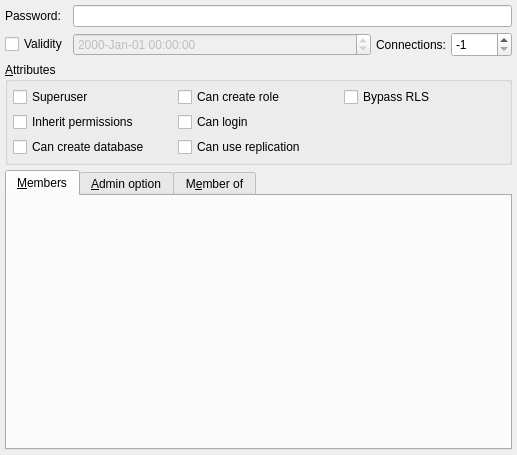
This is libs/libgui/ui/dbobjects/rolewidget.ui in maniac787/pgmodeler as Qt 5 draws it before an edit. The edited form follows.
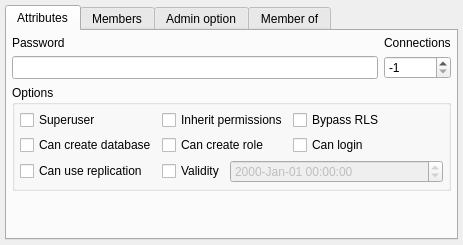
This is the edited form. Icons and pictures are not drawn.

Commit message:
WIP: Refactor RoleWidget layout and improve tab naming consistency
- WIP: Refactored RoleWidget to use configureTabbedLayout()
- WIP: Updated member role tables creation and layout
- WIP: Changed password field name: passwd_edt -> password_edt
- WIP: Adjusted minimum size: 580x550 -> 600x320
- Renamed DatabaseWidget tabs: 'Settings' -> 'Attributes', fixed object names
- Fixed DatabaseWidget info frame message typo: 'denpendency' -> 'dependency'
- Changed CastWidget tab name: 'Cast attributes' -> 'Attributes'
- Changed BaseObjectWidget General tab icon: 'attribute' -> 'objects'

Diff of the .ui file:
```diff
--- a/libs/libgui/ui/dbobjects/rolewidget.ui
+++ b/libs/libgui/ui/dbobjects/rolewidget.ui
@@ -6,8 +6,8 @@
    <rect>
     <x>0</x>
     <y>0</y>
-    <width>517</width>
-    <height>455</height>
+    <width>463</width>
+    <height>245</height>
    </rect>
   </property>
   <property name="minimumSize">
@@ -16,81 +16,90 @@
     <height>0</height>
    </size>
   </property>
-  <layout class="QGridLayout" name="role_grid">
-   <property name="leftMargin">
-    <number>5</number>
-   </property>
-   <property name="topMargin">
-    <number>5</number>
-   </property>
-   <property name="rightMargin">
-    <number>5</number>
-   </property>
-   <property name="bottomMargin">
-    <number>5</number>
-   </property>
+  <layout class="QVBoxLayout" name="role_lt">
    <property name="spacing">
     <number>5</number>
    </property>
-   <item row="1" column="1">
-    <widget class="QDateTimeEdit" name="validity_dte">
-     <property name="enabled">
-      <bool>false</bool>
-     </property>
-     <property name="sizePolicy">
-      <sizepolicy hsizetype="Expanding" vsizetype="Fixed">
-       <horstretch>0</horstretch>
-       <verstretch>0</verstretch>
-      </sizepolicy>
-     </property>
-     <property name="specialValueText">
-      <string/>
-     </property>
-     <property name="displayFormat">
-      <string>yyyy-MMM-dd hh:mm:ss</string>
-     </property>
-     <property name="calendarPopup">
-      <bool>false</bool>
+   <property name="leftMargin">
+    <number>5</number>
+   </property>
+   <property name="topMargin">
+    <number>5</number>
+   </property>
+   <property name="rightMargin">
+    <number>5</number>
+   </property>
+   <property name="bottomMargin">
+    <number>5</number>
+   </property>
+   <item>
+    <widget class="QTabWidget" name="members_twg">
+     <property name="currentIndex">
+      <number>0</number>
      </property>
-     <property name="timeSpec">
-      <enum>Qt::OffsetFromUTC</enum>
-     </property>
-    </widget>
-   </item>
-   <item row="1" column="3">
-    <widget class="QSpinBox" name="conn_limit_sb">
+     <widget class="QWidget" name="attributes_tab">
+      <attribute name="icon">
+       <iconset resource="../../res/resources.qrc">
+        <normaloff>:/icons/icons/attribute.png</normaloff>:/icons/icons/attribute.png</iconset>
+      </attribute>
+      <attribute name="title">
+       <string>Attributes</string>
+      </attribute>
+      <layout class="QVBoxLayout" name="attributes_lt">
+       <property name="leftMargin">
+        <number>5</number>
+       </property>
+       <property name="topMargin">
+        <number>5</number>
+       </property>
+       <property name="rightMargin">
+        <number>5</number>
+       </property>
+       <property name="bottomMargin">
+        <number>5</number>
+       </property>
+       <item>
+        <layout class="QHBoxLayout" name="horizontalLayout_2">
+         <item>
+          <layout class="QVBoxLayout" name="password_lt">
+           <item>
+            <widget class="QLabel" name="password_lbl">
      <property name="sizePolicy">
       <sizepolicy hsizetype="Preferred" vsizetype="Fixed">
        <horstretch>0</horstretch>
        <verstretch>0</verstretch>
       </sizepolicy>
      </property>
-     <property name="minimumSize">
-      <size>
-       <width>0</width>
-       <height>25</height>
-      </size>
-     </property>
-     <property name="minimum">
-      <number>-1</number>
-     </property>
-     <property name="maximum">
-      <number>65535</number>
-     </property>
-     <property name="value">
-      <number>-1</number>
-     </property>
-    </widget>
-   </item>
-   <item row="1" column="0">
-    <widget class="QCheckBox" name="validity_chk">
      <property name="text">
-      <string>Validity</string>
+              <string>Password</string>
      </property>
     </widget>
    </item>
-   <item row="1" column="2">
+           <item>
+            <widget class="QLineEdit" name="password_edt">
+             <property name="sizePolicy">
+              <sizepolicy hsizetype="Expanding" vsizetype="Preferred">
+               <horstretch>0</horstretch>
+               <verstretch>0</verstretch>
+              </sizepolicy>
+             </property>
+             <property name="clearButtonEnabled">
+              <bool>true</bool>
+             </property>
+            </widget>
+           </item>
+          </layout>
+         </item>
+         <item>
+          <layout class="QVBoxLayout" name="connections_lt">
+           <item>
     <widget class="QLabel" name="conn_limit_lbl">
+             <property name="sizePolicy">
+              <sizepolicy hsizetype="Preferred" vsizetype="Fixed">
+               <horstretch>0</horstretch>
+               <verstretch>0</verstretch>
+              </sizepolicy>
+             </property>
      <property name="font">
       <font>
        <italic>false</italic>
@@ -98,14 +107,43 @@
       </font>
      </property>
      <property name="text">
-      <string>Connections:</string>
+              <string>Connections</string>
      </property>
     </widget>
    </item>
-   <item row="2" column="0" colspan="4">
-    <widget class="QGroupBox" name="attributes_gb">
+           <item>
+            <widget class="QSpinBox" name="conn_limit_sb">
+             <property name="sizePolicy">
+              <sizepolicy hsizetype="Preferred" vsizetype="Preferred">
+               <horstretch>0</horstretch>
+               <verstretch>0</verstretch>
+              </sizepolicy>
+             </property>
+             <property name="minimumSize">
+              <size>
+               <width>0</width>
+               <height>0</height>
+              </size>
+             </property>
+             <property name="minimum">
+              <number>-1</number>
+             </property>
+             <property name="maximum">
+              <number>65535</number>
+             </property>
+             <property name="value">
+              <number>-1</number>
+             </property>
+            </widget>
+           </item>
+          </layout>
+         </item>
+        </layout>
+       </item>
+       <item>
+        <widget class="QGroupBox" name="options_gb">
      <property name="title">
-      <string>&amp;Attributes</string>
+          <string>Options</string>
      </property>
      <layout class="QGridLayout" name="gridLayout">
       <property name="leftMargin">
@@ -125,98 +163,172 @@
       </property>
       <item row="0" column="0">
        <widget class="QCheckBox" name="superusr_chk">
+            <property name="sizePolicy">
+             <sizepolicy hsizetype="Fixed" vsizetype="Fixed">
+              <horstretch>0</horstretch>
+              <verstretch>0</verstretch>
+             </sizepolicy>
+            </property>
         <property name="text">
          <string>Superuser</string>
         </property>
        </widget>
       </item>
-      <item row="1" column="0">
+          <item row="0" column="1">
        <widget class="QCheckBox" name="inh_perm_chk">
+            <property name="sizePolicy">
+             <sizepolicy hsizetype="Fixed" vsizetype="Fixed">
+              <horstretch>0</horstretch>
+              <verstretch>0</verstretch>
+             </sizepolicy>
+            </property>
         <property name="text">
          <string>Inherit permissions</string>
         </property>
        </widget>
       </item>
-      <item row="2" column="0">
-       <widget class="QCheckBox" name="create_db_chk">
-        <property name="text">
-         <string>Can create database</string>
-        </property>
-       </widget>
-      </item>
       <item row="0" column="2">
        <widget class="QCheckBox" name="bypass_rls_chk">
+            <property name="sizePolicy">
+             <sizepolicy hsizetype="Expanding" vsizetype="Fixed">
+              <horstretch>0</horstretch>
+              <verstretch>0</verstretch>
+             </sizepolicy>
+            </property>
         <property name="text">
          <string>Bypass RLS</string>
         </property>
        </widget>
       </item>
-      <item row="2" column="1">
-       <widget class="QCheckBox" name="can_replicate_chk">
-        <property name="text">
-         <string>Can use replication</string>
-        </property>
-       </widget>
-      </item>
-      <item row="1" column="1">
+          <item row="1" column="2">
        <widget class="QCheckBox" name="can_login_chk">
+            <property name="sizePolicy">
+             <sizepolicy hsizetype="Expanding" vsizetype="Fixed">
+              <horstretch>0</horstretch>
+              <verstretch>0</verstretch>
+             </sizepolicy>
+            </property>
         <property name="text">
          <string>Can login</string>
         </property>
        </widget>
       </item>
-      <item row="0" column="1">
+          <item row="1" column="1">
        <widget class="QCheckBox" name="create_role_chk">
+            <property name="sizePolicy">
+             <sizepolicy hsizetype="Fixed" vsizetype="Fixed">
+              <horstretch>0</horstretch>
+              <verstretch>0</verstretch>
+             </sizepolicy>
+            </property>
         <property name="text">
          <string>Can create role</string>
         </property>
        </widget>
       </item>
-     </layout>
-    </widget>
-   </item>
-   <item row="3" column="0" colspan="4">
-    <widget class="QTabWidget" name="members_twg">
-     <property name="currentIndex">
-      <number>0</number>
-     </property>
+          <item row="1" column="0">
+           <widget class="QCheckBox" name="create_db_chk">
+            <property name="sizePolicy">
+             <sizepolicy hsizetype="Fixed" vsizetype="Fixed">
+              <horstretch>0</horstretch>
+              <verstretch>0</verstretch>
+             </sizepolicy>
+            </property>
+            <property name="text">
+             <string>Can create database</string>
+            </property>
+           </widget>
+          </item>
+          <item row="5" column="0">
+           <widget class="QCheckBox" name="can_replicate_chk">
+            <property name="sizePolicy">
+             <sizepolicy hsizetype="Fixed" vsizetype="Fixed">
+              <horstretch>0</horstretch>
+              <verstretch>0</verstretch>
+             </sizepolicy>
+            </property>
+            <property name="text">
+             <string>Can use replication</string>
+            </property>
+           </widget>
+          </item>
+          <item row="5" column="1" colspan="2">
+           <layout class="QHBoxLayout" name="horizontalLayout">
+            <item>
+             <widget class="QCheckBox" name="validity_chk">
+              <property name="sizePolicy">
+               <sizepolicy hsizetype="Fixed" vsizetype="Fixed">
+                <horstretch>0</horstretch>
+                <verstretch>0</verstretch>
+               </sizepolicy>
+              </property>
+              <property name="text">
+               <string>Validity</string>
+              </property>
+             </widget>
+            </item>
+            <item>
+             <widget class="QDateTimeEdit" name="validity_dte">
+              <property name="enabled">
+               <bool>false</bool>
+              </property>
+              <property name="sizePolicy">
+               <sizepolicy hsizetype="Expanding" vsizetype="Preferred">
+                <horstretch>0</horstretch>
+                <verstretch>0</verstretch>
+               </sizepolicy>
+              </property>
+              <property name="specialValueText">
+               <string/>
+              </property>
+              <property name="displayFormat">
+               <string>yyyy-MMM-dd hh:mm:ss</string>
+              </property>
+              <property name="calendarPopup">
+               <bool>false</bool>
+              </property>
+              <property name="timeSpec">
+               <enum>Qt::TimeSpec::LocalTime</enum>
+              </property>
+             </widget>
+            </item>
+           </layout>
+          </item>
+         </layout>
+        </widget>
+       </item>
+       <item>
+        <spacer name="verticalSpacer">
+         <property name="orientation">
+          <enum>Qt::Orientation::Vertical</enum>
+         </property>
+         <property name="sizeHint" stdset="0">
+          <size>
+           <width>20</width>
+           <height>40</height>
+          </size>
+         </property>
+        </spacer>
+       </item>
+      </layout>
+     </widget>
      <widget class="QWidget" name="member_of_tab">
       <attribute name="title">
-       <string>&amp;Members</string>
+       <string>Members</string>
       </attribute>
      </widget>
      <widget class="QWidget" name="adm_members_tab">
       <attribute name="title">
-       <string>&amp;Admin option</string>
+       <string>Admin option</string>
       </attribute>
      </widget>
      <widget class="QWidget" name="members_tab">
       <attribute name="title">
-       <string>M&amp;ember of</string>
+       <string>Member of</string>
       </attribute>
      </widget>
     </widget>
    </item>
-   <item row="0" column="0">
-    <widget class="QLabel" name="passwd_lbl">
-     <property name="text">
-      <string>Password:</string>
-     </property>
-    </widget>
-   </item>
-   <item row="0" column="1" colspan="3">
-    <widget class="QLineEdit" name="passwd_edt">
-     <property name="sizePolicy">
-      <sizepolicy hsizetype="Expanding" vsizetype="Fixed">
-       <horstretch>0</horstretch>
-       <verstretch>0</verstretch>
-      </sizepolicy>
-     </property>
-     <property name="clearButtonEnabled">
-      <bool>true</bool>
-     </property>
-    </widget>
-   </item>
   </layout>
  </widget>
  <tabstops>
```
Left out of the diff: 15 changed lines with no effect on the pictures. Lines whose indentation alone changed are shown as unchanged. The commit also changes 5 other files.
